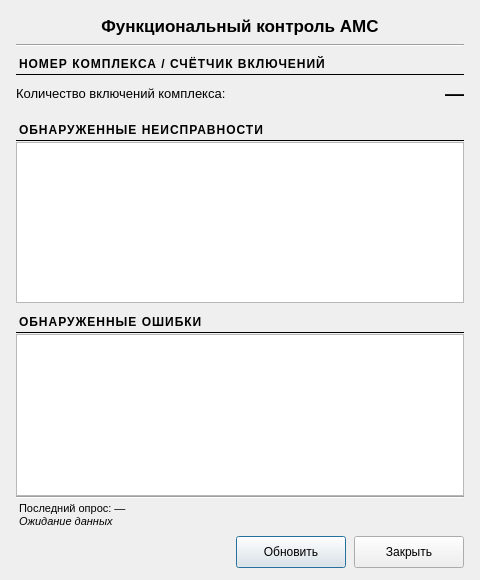
The window that functionalcontroldialog.ui (Pobryakushka/MMK) describes before a commit, drawn with Qt 5.
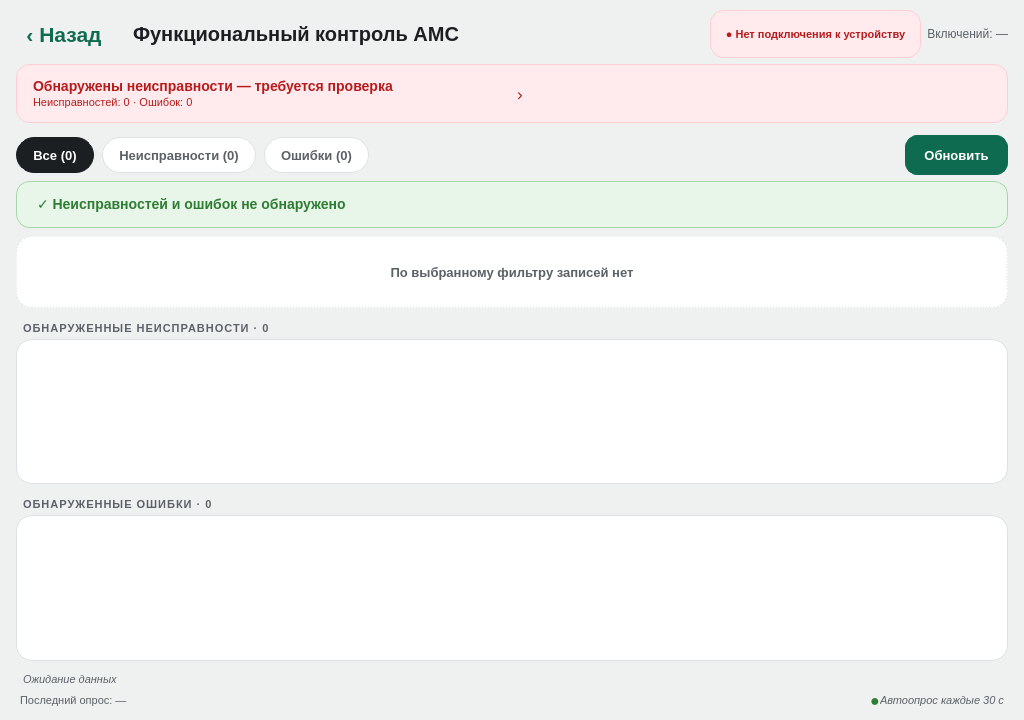
The same window after the commit.

What changed in the file:
```diff
--- a/functionalcontroldialog.ui
+++ b/functionalcontroldialog.ui
@@ -1,218 +1,374 @@
 <?xml version="1.0" encoding="UTF-8"?>
 <ui version="4.0">
  <class>FunctionalControlDialog</class>
- <widget class="QDialog" name="FunctionalControlDialog">
+ <widget class="QWidget" name="FunctionalControlDialog">
   <property name="geometry">
-   <rect><x>0</x><y>0</y><width>480</width><height>580</height></rect>
+   <rect><x>0</x><y>0</y><width>1024</width><height>720</height></rect>
   </property>
-  <property name="windowTitle">
-   <string>Функциональный контроль</string>
+  <property name="styleSheet">
+   <string notr="true">background-color: #EFF1F1;</string>
   </property>
-  <property name="minimumSize">
-   <size><width>420</width><height>500</height></size>
-  </property>
-  <layout class="QVBoxLayout" name="verticalLayout">
-   <property name="leftMargin"><number>16</number></property>
-   <property name="topMargin"><number>16</number></property>
-   <property name="rightMargin"><number>16</number></property>
-   <property name="bottomMargin"><number>12</number></property>
+
+  <layout class="QVBoxLayout" name="mainLayout">
+   <property name="leftMargin"><number>0</number></property>
+   <property name="topMargin"><number>0</number></property>
+   <property name="rightMargin"><number>0</number></property>
+   <property name="bottomMargin"><number>0</number></property>
    <property name="spacing"><number>0</number></property>
 
-   <!-- ЗАГОЛОВОК -->
+   <!-- ══════════ ЗАГОЛОВОК СТРАНИЦЫ (как page_measure: назад + название) ══════════ -->
    <item>
-    <widget class="QLabel" name="lblDialogTitle">
-     <property name="text"><string>Функциональный контроль АМС</string></property>
-     <property name="styleSheet">
-      <string notr="true">font-size: 13pt; font-weight: bold; padding-bottom: 8px;</string>
-     </property>
-     <property name="alignment"><set>Qt::AlignCenter</set></property>
-    </widget>
-   </item>
-
-   <item>
-    <widget class="QFrame" name="lineTitleSep">
-     <property name="frameShape"><enum>QFrame::HLine</enum></property>
-     <property name="frameShadow"><enum>QFrame::Sunken</enum></property>
-    </widget>
-   </item>
-
-   <item>
-    <spacer name="spacer0">
-     <property name="orientation"><enum>Qt::Vertical</enum></property>
-     <property name="sizeType"><enum>QSizePolicy::Fixed</enum></property>
-     <property name="sizeHint" stdset="0"><size><width>0</width><height>8</height></size></property>
-    </spacer>
-   </item>
-
-   <!-- СЕКЦИЯ: НОМЕР КОМПЛЕКСА -->
-   <item>
-    <widget class="QLabel" name="lblComplexNumberHeader">
-     <property name="text"><string>НОМЕР КОМПЛЕКСА / СЧЁТЧИК ВКЛЮЧЕНИЙ</string></property>
-     <property name="styleSheet">
-      <string notr="true">font-size: 9pt; font-weight: bold; letter-spacing: 1px; padding: 2px 0px;</string>
-     </property>
-    </widget>
-   </item>
-
-   <item>
-    <widget class="QFrame" name="lineComplexSep">
-     <property name="frameShape"><enum>QFrame::HLine</enum></property>
-     <property name="frameShadow"><enum>QFrame::Plain</enum></property>
-    </widget>
-   </item>
-
-   <item>
-    <layout class="QHBoxLayout" name="layoutComplex">
-     <property name="topMargin"><number>6</number></property>
-     <property name="bottomMargin"><number>6</number></property>
+    <layout class="QHBoxLayout" name="headerLayout">
+     <property name="leftMargin"><number>12</number></property>
+     <property name="topMargin"><number>10</number></property>
+     <property name="rightMargin"><number>16</number></property>
+     <property name="bottomMargin"><number>4</number></property>
+     <property name="spacing"><number>6</number></property>
      <item>
-      <widget class="QLabel" name="lblComplexNumberLabel">
-       <property name="text"><string>Количество включений комплекса:</string></property>
+      <widget class="QPushButton" name="btnBackFromFuncControl">
+       <property name="minimumSize"><size><width>96</width><height>48</height></size></property>
+       <property name="cursor"><cursorShape>PointingHandCursor</cursorShape></property>
        <property name="styleSheet">
-        <string notr="true">font-size: 10pt;</string>
+        <string notr="true">QPushButton { font-size: 16pt; font-weight: bold; border: none; background: transparent; color: #0F6B4F; padding: 10px 14px; border-radius: 10px; }
+QPushButton:pressed { color: #0B5A42; background: #0F6B4F14; }</string>
        </property>
+       <property name="text"><string>&#8249; Назад</string></property>
       </widget>
      </item>
      <item>
-      <spacer name="spacerComplex">
+      <widget class="QLabel" name="lblDialogTitle">
+       <property name="styleSheet">
+        <string notr="true">font-size: 15pt; font-weight: bold; padding-left: 6px; color: #1C1F22; background: transparent;</string>
+       </property>
+       <property name="text"><string>Функциональный контроль АМС</string></property>
+      </widget>
+     </item>
+     <item>
+      <spacer name="headerSpacer">
        <property name="orientation"><enum>Qt::Horizontal</enum></property>
        <property name="sizeHint" stdset="0"><size><width>40</width><height>20</height></size></property>
       </spacer>
      </item>
      <item>
-      <widget class="QLabel" name="lblComplexNumberValue">
-       <property name="text"><string>—</string></property>
+      <widget class="QLabel" name="pillDisconnected">
+       <property name="minimumSize"><size><width>0</width><height>28</height></size></property>
        <property name="styleSheet">
-        <string notr="true">font-size: 14pt; font-weight: bold;</string>
+        <string notr="true">background: #FFEBEE; color: #B71C1C; border: 1px solid #FFCDD2; border-radius: 14px; font-size: 8.5pt; font-weight: 600; padding: 0px 14px;</string>
        </property>
+       <property name="text"><string>● Нет подключения к устройству</string></property>
+       <property name="alignment"><set>Qt::AlignCenter</set></property>
+       <property name="visible"><bool>false</bool></property>
+      </widget>
+     </item>
+     <item>
+      <widget class="QLabel" name="lblPowerOnCountHeader">
+       <property name="styleSheet">
+        <string notr="true">font-size: 9pt; color: #5B6167; background: transparent;</string>
+       </property>
+       <property name="text"><string>Включений: —</string></property>
        <property name="alignment"><set>Qt::AlignRight|Qt::AlignVCenter</set></property>
       </widget>
      </item>
     </layout>
    </item>
 
+   <!-- ══════════ БАННЕР "ОБНАРУЖЕНЫ НЕИСПРАВНОСТИ" (перенесено из В1, без значка) ══════════ -->
    <item>
-    <spacer name="spacer1">
-     <property name="orientation"><enum>Qt::Vertical</enum></property>
-     <property name="sizeType"><enum>QSizePolicy::Fixed</enum></property>
-     <property name="sizeHint" stdset="0"><size><width>0</width><height>10</height></size></property>
-    </spacer>
+    <layout class="QHBoxLayout" name="alertBannerWrap">
+     <property name="leftMargin"><number>16</number></property>
+     <property name="topMargin"><number>2</number></property>
+     <property name="rightMargin"><number>16</number></property>
+     <property name="bottomMargin"><number>2</number></property>
+     <item>
+      <widget class="QFrame" name="frameAlertBanner">
+       <property name="cursor"><cursorShape>PointingHandCursor</cursorShape></property>
+       <property name="styleSheet">
+        <string notr="true">QFrame#frameAlertBanner { background-color: #FFEBEE; border: 1px solid #FFCDD2; border-radius: 14px; }</string>
+       </property>
+       <layout class="QHBoxLayout" name="alertBannerLayout">
+        <property name="leftMargin"><number>16</number></property>
+        <property name="topMargin"><number>13</number></property>
+        <property name="rightMargin"><number>16</number></property>
+        <property name="bottomMargin"><number>13</number></property>
+        <property name="spacing"><number>10</number></property>
+        <item>
+         <layout class="QVBoxLayout" name="alertBannerTextLayout">
+          <property name="spacing"><number>2</number></property>
+          <item>
+           <widget class="QLabel" name="lblAlertTitle">
+            <property name="styleSheet">
+             <string notr="true">font-size: 10.5pt; font-weight: bold; color: #B71C1C; background: transparent; border: none;</string>
+            </property>
+            <property name="text"><string>Обнаружены неисправности — требуется проверка</string></property>
+            <property name="wordWrap"><bool>true</bool></property>
+           </widget>
+          </item>
+          <item>
+           <widget class="QLabel" name="lblAlertSub">
+            <property name="styleSheet">
+             <string notr="true">font-size: 8.5pt; color: #B71C1C; background: transparent; border: none;</string>
+            </property>
+            <property name="text"><string>Неисправностей: 0 · Ошибок: 0</string></property>
+           </widget>
+          </item>
+         </layout>
+        </item>
+        <item>
+         <widget class="QLabel" name="lblAlertChevron">
+          <property name="styleSheet">
+           <string notr="true">font-size: 13pt; color: #B71C1C; background: transparent; border: none;</string>
+          </property>
+          <property name="text"><string>›</string></property>
+         </widget>
+        </item>
+       </layout>
+      </widget>
+     </item>
+    </layout>
    </item>
 
-   <!-- СЕКЦИЯ: НЕИСПРАВНОСТИ -->
+   <!-- ══════════ ПАНЕЛЬ ФИЛЬТРОВ + ОБНОВИТЬ ══════════ -->
    <item>
-    <widget class="QLabel" name="lblFaultsHeader">
-     <property name="text"><string>ОБНАРУЖЕННЫЕ НЕИСПРАВНОСТИ</string></property>
-     <property name="styleSheet">
-      <string notr="true">font-size: 9pt; font-weight: bold; letter-spacing: 1px; padding: 2px 0px;</string>
-     </property>
-    </widget>
-   </item>
-
-   <item>
-    <widget class="QFrame" name="lineFaultsSep">
-     <property name="frameShape"><enum>QFrame::HLine</enum></property>
-     <property name="frameShadow"><enum>QFrame::Plain</enum></property>
-    </widget>
-   </item>
-
-   <item>
-    <widget class="QListWidget" name="listFaults">
-     <property name="minimumSize"><size><width>0</width><height>120</height></size></property>
-     <property name="editTriggers"><set>QAbstractItemView::NoEditTriggers</set></property>
-     <property name="selectionMode"><enum>QAbstractItemView::NoSelection</enum></property>
-    </widget>
-   </item>
-
-   <item>
-    <spacer name="spacer2">
-     <property name="orientation"><enum>Qt::Vertical</enum></property>
-     <property name="sizeType"><enum>QSizePolicy::Fixed</enum></property>
-     <property name="sizeHint" stdset="0"><size><width>0</width><height>10</height></size></property>
-    </spacer>
-   </item>
-
-   <!-- СЕКЦИЯ: ОШИБКИ -->
-   <item>
-    <widget class="QLabel" name="lblErrorsHeader">
-     <property name="text"><string>ОБНАРУЖЕННЫЕ ОШИБКИ</string></property>
-     <property name="styleSheet">
-      <string notr="true">font-size: 9pt; font-weight: bold; letter-spacing: 1px; padding: 2px 0px;</string>
-     </property>
-    </widget>
-   </item>
-
-   <item>
-    <widget class="QFrame" name="lineErrorsSep">
-     <property name="frameShape"><enum>QFrame::HLine</enum></property>
-     <property name="frameShadow"><enum>QFrame::Plain</enum></property>
-    </widget>
-   </item>
-
-   <item>
-    <widget class="QListWidget" name="listErrors">
-     <property name="minimumSize"><size><width>0</width><height>120</height></size></property>
-     <property name="editTriggers"><set>QAbstractItemView::NoEditTriggers</set></property>
-     <property name="selectionMode"><enum>QAbstractItemView::NoSelection</enum></property>
-    </widget>
-   </item>
-
-   <!-- РАСТЯГИВАЮЩИЙСЯ СПЕЙСЕР -->
-   <item>
-    <spacer name="spacerBottom">
-     <property name="orientation"><enum>Qt::Vertical</enum></property>
-     <property name="sizeHint" stdset="0"><size><width>0</width><height>8</height></size></property>
-    </spacer>
-   </item>
-
-   <item>
-    <widget class="QFrame" name="lineStatusSep">
-     <property name="frameShape"><enum>QFrame::HLine</enum></property>
-     <property name="frameShadow"><enum>QFrame::Sunken</enum></property>
-    </widget>
-   </item>
-
-   <!-- СТРОКА ПОСЛЕДНЕГО ОПРОСА -->
-   <item>
-    <widget class="QLabel" name="lblLastPoll">
-     <property name="text"><string>Последний опрос: —</string></property>
-     <property name="styleSheet">
-      <string notr="true">font-size: 8pt; padding: 3px 0px 0px 0px;</string>
-     </property>
-    </widget>
-   </item>
-
-   <!-- СТРОКА СОСТОЯНИЯ -->
-   <item>
-    <widget class="QLabel" name="lblStatusBar">
-     <property name="text"><string>Ожидание данных</string></property>
-     <property name="styleSheet">
-      <string notr="true">font-size: 8pt; font-style: italic; padding: 0px 0px 2px 0px;</string>
-     </property>
-    </widget>
-   </item>
-
-   <!-- КНОПКИ -->
-   <item>
-    <layout class="QHBoxLayout" name="layoutButtons">
+    <layout class="QHBoxLayout" name="filterLayout">
+     <property name="leftMargin"><number>16</number></property>
+     <property name="topMargin"><number>10</number></property>
+     <property name="rightMargin"><number>16</number></property>
+     <property name="bottomMargin"><number>6</number></property>
      <property name="spacing"><number>8</number></property>
-     <property name="topMargin"><number>6</number></property>
      <item>
-      <spacer name="spacerBtnLeft">
+      <widget class="QPushButton" name="chipAll">
+       <property name="checkable"><bool>true</bool></property>
+       <property name="checked"><bool>true</bool></property>
+       <property name="cursor"><cursorShape>PointingHandCursor</cursorShape></property>
+       <property name="minimumSize"><size><width>0</width><height>36</height></size></property>
+       <property name="text"><string>Все (0)</string></property>
+       <property name="styleSheet">
+        <string notr="true">QPushButton { padding: 0px 16px; border-radius: 18px; font-size: 9.5pt; font-weight: 600; border: 1px solid #DDE1E3; background: #FFFFFF; color: #5B6167; }
+QPushButton:checked { background: #1C1F22; color: #FFFFFF; border-color: #1C1F22; }</string>
+       </property>
+      </widget>
+     </item>
+     <item>
+      <widget class="QPushButton" name="chipFaults">
+       <property name="checkable"><bool>true</bool></property>
+       <property name="cursor"><cursorShape>PointingHandCursor</cursorShape></property>
+       <property name="minimumSize"><size><width>0</width><height>36</height></size></property>
+       <property name="text"><string>Неисправности (0)</string></property>
+       <property name="styleSheet">
+        <string notr="true">QPushButton { padding: 0px 16px; border-radius: 18px; font-size: 9.5pt; font-weight: 600; border: 1px solid #DDE1E3; background: #FFFFFF; color: #5B6167; }
+QPushButton:checked { background: #1C1F22; color: #FFFFFF; border-color: #1C1F22; }</string>
+       </property>
+      </widget>
+     </item>
+     <item>
+      <widget class="QPushButton" name="chipErrors">
+       <property name="checkable"><bool>true</bool></property>
+       <property name="cursor"><cursorShape>PointingHandCursor</cursorShape></property>
+       <property name="minimumSize"><size><width>0</width><height>36</height></size></property>
+       <property name="text"><string>Ошибки (0)</string></property>
+       <property name="styleSheet">
+        <string notr="true">QPushButton { padding: 0px 16px; border-radius: 18px; font-size: 9.5pt; font-weight: 600; border: 1px solid #DDE1E3; background: #FFFFFF; color: #5B6167; }
+QPushButton:checked { background: #1C1F22; color: #FFFFFF; border-color: #1C1F22; }</string>
+       </property>
+      </widget>
+     </item>
+     <item>
+      <spacer name="filterSpacer">
        <property name="orientation"><enum>Qt::Horizontal</enum></property>
        <property name="sizeHint" stdset="0"><size><width>40</width><height>20</height></size></property>
       </spacer>
      </item>
      <item>
       <widget class="QPushButton" name="btnRefresh">
+       <property name="cursor"><cursorShape>PointingHandCursor</cursorShape></property>
+       <property name="minimumSize"><size><width>0</width><height>40</height></size></property>
        <property name="text"><string>Обновить</string></property>
-       <property name="minimumSize"><size><width>110</width><height>32</height></size></property>
+       <property name="styleSheet">
+        <string notr="true">QPushButton#btnRefresh { padding: 0px 18px; border-radius: 12px; font-size: 9.5pt; font-weight: bold; background: #0F6B4F; border: 1px solid #0F6B4F; color: #FFFFFF; }
+QPushButton#btnRefresh:pressed { background: #0B5A42; }
+QPushButton#btnRefresh:disabled { background: #A9C9BE; border-color: #A9C9BE; }
+QPushButton#btnRefresh[busy="true"] { background: #0B5A42; }</string>
+       </property>
       </widget>
      </item>
+    </layout>
+   </item>
+
+   <!-- ══════════ СПИСОК: НЕИСПРАВНОСТИ / ОШИБКИ ══════════ -->
+   <item>
+    <widget class="QScrollArea" name="contentScrollArea">
+     <property name="frameShape"><enum>QFrame::NoFrame</enum></property>
+     <property name="widgetResizable"><bool>true</bool></property>
+     <property name="horizontalScrollBarPolicy"><enum>Qt::ScrollBarAlwaysOff</enum></property>
+     <property name="styleSheet">
+      <string notr="true">QScrollArea { background: transparent; border: none; }
+QScrollArea > QWidget > QWidget { background: transparent; }</string>
+     </property>
+     <widget class="QWidget" name="scrollContents">
+      <property name="styleSheet">
+       <string notr="true">background: transparent;</string>
+      </property>
+      <layout class="QVBoxLayout" name="scrollContentsLayout">
+       <property name="leftMargin"><number>16</number></property>
+       <property name="topMargin"><number>0</number></property>
+       <property name="rightMargin"><number>16</number></property>
+       <property name="bottomMargin"><number>8</number></property>
+       <property name="spacing"><number>8</number></property>
+
+       <!-- пустое состояние "всё исправно" -->
+       <item>
+        <widget class="QLabel" name="lblAllOk">
+         <property name="styleSheet">
+          <string notr="true">background: #E8F5E9; border: 1px solid #A5D6A7; border-radius: 14px; color: #2E7D32; font-size: 10.5pt; font-weight: 600; padding: 14px 16px;</string>
+         </property>
+         <property name="text"><string>✓ Неисправностей и ошибок не обнаружено</string></property>
+         <property name="visible"><bool>false</bool></property>
+        </widget>
+       </item>
+
+       <!-- сообщение, если по выбранному фильтру записей нет -->
+       <item>
+        <widget class="QLabel" name="lblFilterEmpty">
+         <property name="minimumSize"><size><width>0</width><height>72</height></size></property>
+         <property name="styleSheet">
+          <string notr="true">background: #FFFFFF; border: 1px dashed #DDE1E3; border-radius: 16px; color: #5B6167; font-size: 10pt; font-weight: 600; padding: 20px 16px;</string>
+         </property>
+         <property name="text"><string>По выбранному фильтру записей нет</string></property>
+         <property name="alignment"><set>Qt::AlignCenter</set></property>
+         <property name="visible"><bool>false</bool></property>
+        </widget>
+       </item>
+
+       <!-- группа: неисправности -->
+       <item>
+        <widget class="QWidget" name="groupFaults" native="true">
+         <property name="styleSheet">
+          <string notr="true">background: transparent;</string>
+         </property>
+         <layout class="QVBoxLayout" name="groupFaultsLayout">
+          <property name="leftMargin"><number>0</number></property>
+          <property name="topMargin"><number>0</number></property>
+          <property name="rightMargin"><number>0</number></property>
+          <property name="bottomMargin"><number>0</number></property>
+          <property name="spacing"><number>4</number></property>
+          <item>
+           <widget class="QLabel" name="lblFaultsSectionLabel">
+            <property name="styleSheet">
+             <string notr="true">font-size: 8pt; font-weight: bold; letter-spacing: 1px; color: #5B6167; padding: 6px 4px 0px; background: transparent;</string>
+            </property>
+            <property name="text"><string>ОБНАРУЖЕННЫЕ НЕИСПРАВНОСТИ · 0</string></property>
+           </widget>
+          </item>
+          <item>
+           <widget class="QListWidget" name="listFaults">
+            <property name="minimumSize"><size><width>0</width><height>0</height></size></property>
+            <property name="editTriggers"><set>QAbstractItemView::NoEditTriggers</set></property>
+            <property name="selectionMode"><enum>QAbstractItemView::SingleSelection</enum></property>
+            <property name="focusPolicy"><enum>Qt::NoFocus</enum></property>
+            <property name="frameShape"><enum>QFrame::NoFrame</enum></property>
+            <property name="verticalScrollBarPolicy"><enum>Qt::ScrollBarAlwaysOff</enum></property>
+            <property name="styleSheet">
+             <string notr="true">QListWidget { background: #FFFFFF; border: 1px solid #DDE1E3; border-radius: 16px; }
+QListWidget::item { border-bottom: 1px solid #F0F1F2; }
+QListWidget::item:last-child { border-bottom: none; }
+QListWidget::item:selected { background: #FFF3F4; }</string>
+            </property>
+           </widget>
+          </item>
+         </layout>
+        </widget>
+       </item>
+
+       <!-- группа: ошибки -->
+       <item>
+        <widget class="QWidget" name="groupErrors" native="true">
+         <property name="styleSheet">
+          <string notr="true">background: transparent;</string>
+         </property>
+         <layout class="QVBoxLayout" name="groupErrorsLayout">
+          <property name="leftMargin"><number>0</number></property>
+          <property name="topMargin"><number>0</number></property>
+          <property name="rightMargin"><number>0</number></property>
+          <property name="bottomMargin"><number>0</number></property>
+          <property name="spacing"><number>4</number></property>
+          <item>
+           <widget class="QLabel" name="lblErrorsSectionLabel">
+            <property name="styleSheet">
+             <string notr="true">font-size: 8pt; font-weight: bold; letter-spacing: 1px; color: #5B6167; padding: 6px 4px 0px; background: transparent;</string>
+            </property>
+            <property name="text"><string>ОБНАРУЖЕННЫЕ ОШИБКИ · 0</string></property>
+           </widget>
+          </item>
+          <item>
+           <widget class="QListWidget" name="listErrors">
+            <property name="minimumSize"><size><width>0</width><height>0</height></size></property>
+            <property name="editTriggers"><set>QAbstractItemView::NoEditTriggers</set></property>
+            <property name="selectionMode"><enum>QAbstractItemView::SingleSelection</enum></property>
+            <property name="focusPolicy"><enum>Qt::NoFocus</enum></property>
+            <property name="frameShape"><enum>QFrame::NoFrame</enum></property>
+            <property name="verticalScrollBarPolicy"><enum>Qt::ScrollBarAlwaysOff</enum></property>
+            <property name="styleSheet">
+             <string notr="true">QListWidget { background: #FFFFFF; border: 1px solid #DDE1E3; border-radius: 16px; }
+QListWidget::item { border-bottom: 1px solid #F0F1F2; }
+QListWidget::item:last-child { border-bottom: none; }
+QListWidget::item:selected { background: #FFF3F4; }</string>
+            </property>
+           </widget>
+          </item>
+         </layout>
+        </widget>
+       </item>
+
+      </layout>
+     </widget>
+    </widget>
+   </item>
+
+   <!-- ══════════ СТРОКА СОСТОЯНИЯ ══════════ -->
+   <item>
+    <widget class="QLabel" name="lblStatusBar">
+     <property name="styleSheet">
+      <string notr="true">font-size: 8pt; font-style: italic; color: #5B6167; padding: 4px 20px 0px; background: transparent;</string>
+     </property>
+     <property name="text"><string>Ожидание данных</string></property>
+    </widget>
+   </item>
+
+   <!-- ══════════ ПОДВАЛ: последний опрос + автоопрос ══════════ -->
+   <item>
+    <layout class="QHBoxLayout" name="footerLayout">
+     <property name="leftMargin"><number>20</number></property>
+     <property name="topMargin"><number>4</number></property>
+     <property name="rightMargin"><number>20</number></property>
+     <property name="bottomMargin"><number>10</number></property>
      <item>
-      <widget class="QPushButton" name="btnClose">
-       <property name="text"><string>Закрыть</string></property>
-       <property name="minimumSize"><size><width>110</width><height>32</height></size></property>
+      <widget class="QLabel" name="lblLastPoll">
+       <property name="styleSheet">
+        <string notr="true">font-size: 8pt; color: #5B6167; background: transparent;</string>
+       </property>
+       <property name="text"><string>Последний опрос: —</string></property>
+      </widget>
+     </item>
+     <item>
+      <spacer name="footerSpacer">
+       <property name="orientation"><enum>Qt::Horizontal</enum></property>
+       <property name="sizeHint" stdset="0"><size><width>40</width><height>20</height></size></property>
+      </spacer>
+     </item>
+     <item>
+      <widget class="QLabel" name="lblPollDot">
+       <property name="styleSheet">
+        <string notr="true">color: #2E7D32; font-size: 12pt; background: transparent;</string>
+       </property>
+       <property name="text"><string>●</string></property>
+      </widget>
+     </item>
+     <item>
+      <widget class="QLabel" name="lblPollStatus">
+       <property name="styleSheet">
+        <string notr="true">font-size: 8pt; font-style: italic; color: #5B6167; background: transparent;</string>
+       </property>
+       <property name="text"><string>Автоопрос каждые 30 с</string></property>
       </widget>
      </item>
     </layout>
```
Left out of the diff: 11 changed lines with no effect on the pictures.
